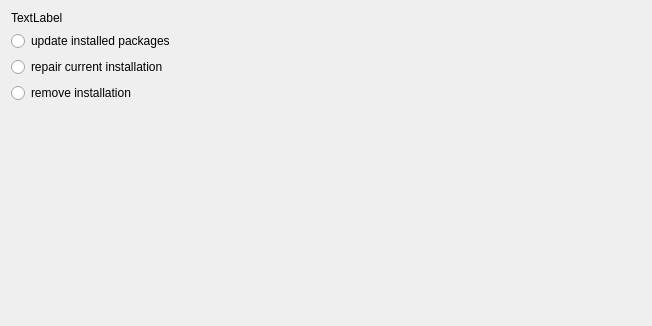
The window that gui/enduserinstallmodepage.ui (KDE/kdewin-installer) describes before a commit, drawn with Qt 5.
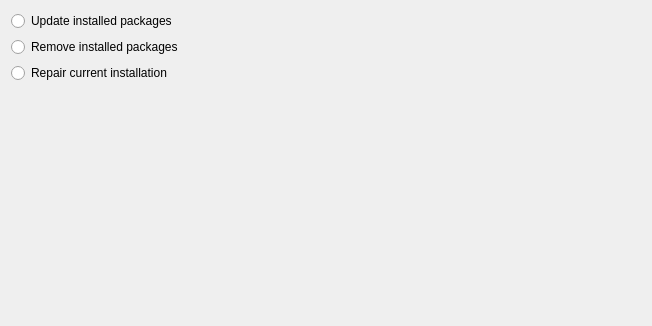
The same window after the commit.

Commit message: - added end user install mode page which allows to update and remove the installation

```diff
--- a/gui/enduserinstallmodepage.ui
+++ b/gui/enduserinstallmodepage.ui
@@ -18,31 +18,24 @@
   <layout class="QGridLayout" >
    <item row="0" column="0" >
     <layout class="QVBoxLayout" >
-     <item>
-      <widget class="QLabel" name="label" >
-       <property name="text" >
-        <string>TextLabel</string>
-       </property>
-      </widget>
-     </item>
      <item>
       <widget class="QRadioButton" name="updateInstallButton" >
        <property name="text" >
-        <string>update installed packages</string>
-       </property>
-      </widget>
-     </item>
-     <item>
-      <widget class="QRadioButton" name="repairInstallButton" >
-       <property name="text" >
-        <string>repair current installation</string>
+        <string>Update installed packages</string>
        </property>
       </widget>
      </item>
      <item>
       <widget class="QRadioButton" name="removeInstallButton" >
        <property name="text" >
-        <string>remove installation</string>
+        <string>Remove installed packages</string>
+       </property>
+      </widget>
+     </item>
+     <item>
+      <widget class="QRadioButton" name="repairInstallButton" >
+       <property name="text" >
+        <string>Repair current installation</string>
        </property>
       </widget>
      </item>
```
The commit also changes 7 other files.
